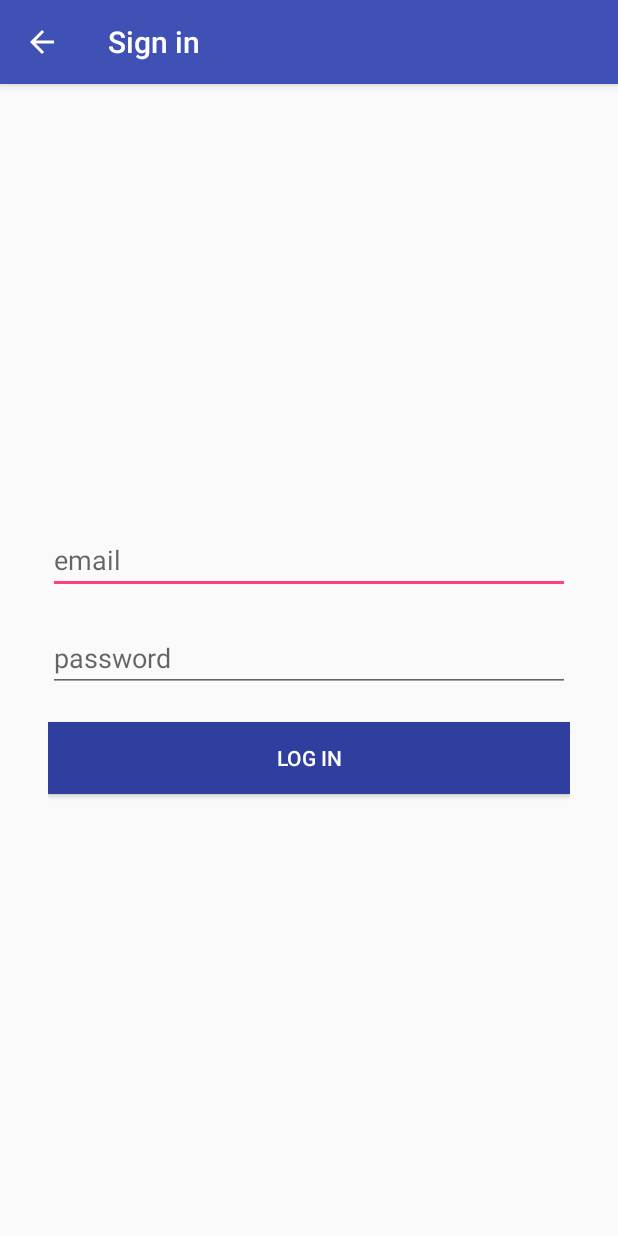
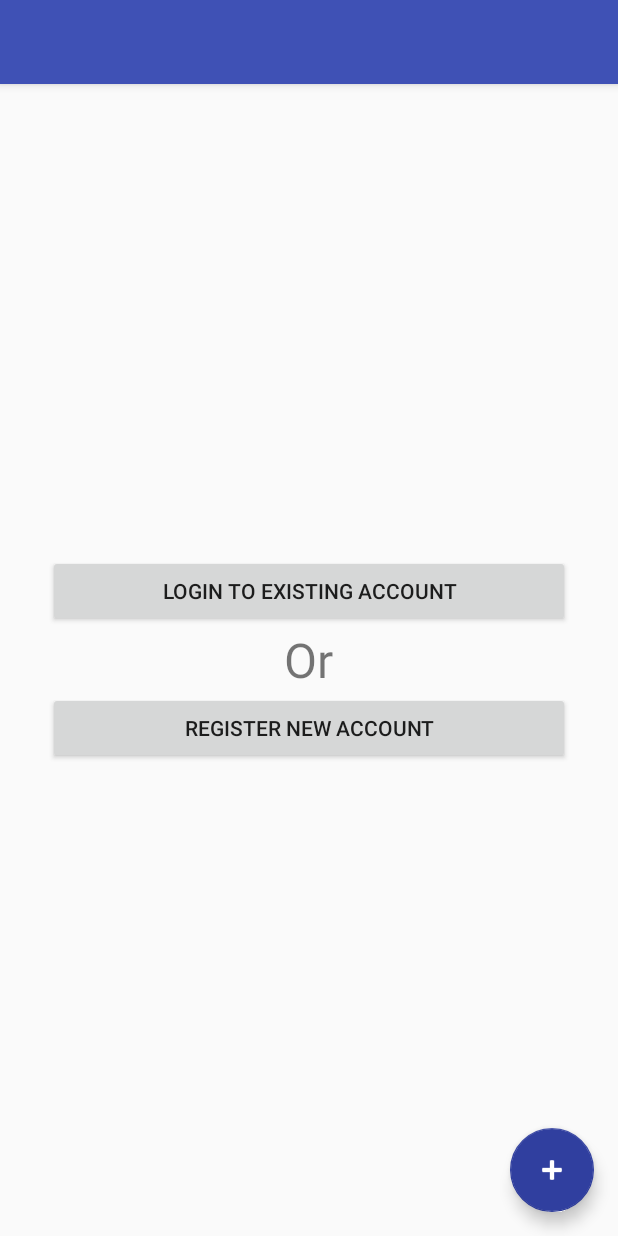
Before and after one commit to Tupperman/tupperman-android, an Android app: the screen it shows after launch (AccountManagementActivity before the commit, MainActivity after it), on a phone screen of 412 x 824 dp. Run offline under Robolectric (Android 15) with nearby library versions, the light colour scheme and no system bars; our stand-ins replace Volley; libraries missing offline, so code that uses them is left out: com.activeandroid, com.activeandroid.query; 3 statements that could not run were skipped.

Commit message:
Add registration fragment

```diff
--- a/Tupperman/app/src/main/java/ch/tupperman/tupperman/MainActivity.java
+++ b/Tupperman/app/src/main/java/ch/tupperman/tupperman/MainActivity.java
@@ -40,6 +40,7 @@ import ch.tupperman.tupperman.models.TupperFactory;
 import ch.tupperman.tupperman.service.TupperReceiver;
 import ch.tupperman.tupperman.service.TupperService;
 import layout.DetailFragment;
+import layout.NoUserFragment;
 import layout.SettingsFragment;
 import layout.TupperFragment;
 
@@ -48,7 +49,8 @@ public class MainActivity extends AppCompatActivity implements NavigationView.On
         TupperFragment.OnListFragmentInteractionListener,
         SettingsFragment.OnFragmentInteractionListener,
         DetailFragment.OnFragmentInteractionListener,
-        SearchView.OnQueryTextListener {
+        SearchView.OnQueryTextListener,
+        NoUserFragment.InteractionListener {
 
     private Intent mServiceIntent;
     private TupperReceiver mTupperReceiver;
@@ -77,10 +79,18 @@ public class MainActivity extends AppCompatActivity implements NavigationView.On
 
         mFragmentManager = getSupportFragmentManager();
         if(mAuthToken == null) {
-            startLoginActivity();
+            setNoUserFragment();
         } else {
             initialize();
         }
+    }
+
+    private void setNoUserFragment() {
+        NoUserFragment fragment = new NoUserFragment();
+        FragmentTransaction fragmentTransaction = mFragmentManager.beginTransaction();
+        fragmentTransaction.replace(R.id.content_main, fragment);
+        fragmentTransaction.addToBackStack(null);
+        fragmentTransaction.commit();
     }
 
     private void initialize() {
@@ -121,6 +131,13 @@ public class MainActivity extends AppCompatActivity implements NavigationView.On
 
     private void startLoginActivity() {
         final Constants.RequestCode requestType = Constants.RequestCode.LOGIN;
+        Intent loginIntent = new Intent(this, AccountManagementActivity.class);
+        loginIntent.putExtra(getString(R.string.extra_account_management_request_type), requestType);
+        startActivityForResult(loginIntent, requestType.getValue());
+    }
+
+    private void startRegistrationActivity() {
+        final Constants.RequestCode requestType = Constants.RequestCode.REGISTER;
         Intent loginIntent = new Intent(this, AccountManagementActivity.class);
         loginIntent.putExtra(getString(R.string.extra_account_management_request_type), requestType);
         startActivityForResult(loginIntent, requestType.getValue());
@@ -312,9 +329,17 @@ public class MainActivity extends AppCompatActivity implements NavigationView.On
     @Override
     protected void onActivityResult(int requestCode, int resultCode, Intent data) {
         super.onActivityResult(requestCode, resultCode, data);
+        updateAuthenticationToken();
+        initialize();
+    }
 
-        if(requestCode == Constants.RequestCode.LOGIN.getValue()) {
-            updateAuthenticationToken();
-        }
+    @Override
+    public void onClickLogin() {
+        startLoginActivity();
+    }
+
+    @Override
+    public void onClickRegister() {
+        startRegistrationActivity();
     }
 }
--- /dev/null
+++ b/Tupperman/app/src/main/java/ch/tupperman/tupperman/data/callbacks/RegisterCallback.java
@@ -0,0 +1,6 @@
+package ch.tupperman.tupperman.data.callbacks;
+
+public interface RegisterCallback {
+    void registerSuccess(String token);
+    void registerError(String message);
+}
--- a/Tupperman/app/src/main/java/layout/DetailFragment.java
+++ b/Tupperman/app/src/main/java/layout/DetailFragment.java
@@ -90,7 +90,7 @@ public class DetailFragment extends Fragment implements DatePickerFragment.OnDat
             mListener = (OnFragmentInteractionListener) context;
         } else {
             throw new RuntimeException(context.toString()
-                    + " must implement OnFragmentInteractionListener");
+                    + " must implement InteractionListener");
         }
     }
 
--- /dev/null
+++ b/Tupperman/app/src/main/java/layout/NoUserFragment.java
@@ -0,0 +1,58 @@
+package layout;
+
+import android.content.Context;
+import android.net.Uri;
+import android.os.Bundle;
+import android.support.v4.app.Fragment;
+import android.view.LayoutInflater;
+import android.view.View;
+import android.view.ViewGroup;
+import android.widget.Button;
+
+import ch.tupperman.tupperman.R;
+
+public class NoUserFragment extends Fragment implements View.OnClickListener {
+
+    private Button mLoginButton;
+    private Button mRegisterButton;
+    private InteractionListener mListener;
+
+    @Override
+    public View onCreateView(LayoutInflater inflater, ViewGroup container,
+                             Bundle savedInstanceState) {
+        View view = inflater.inflate(R.layout.fragment_no_user, container, false);
+        mLoginButton = (Button) view.findViewById(R.id.button_login_existing_user);
+        mLoginButton.setOnClickListener(this);
+        mRegisterButton = (Button) view.findViewById(R.id.button_register_new_user);
+        mRegisterButton.setOnClickListener(this);
+        return view;
+    }
+
+    @Override
+    public void onAttach(Context context) {
+        super.onAttach(context);
+        if (context instanceof InteractionListener) {
+            mListener = (InteractionListener) context;
+        }
+    }
+
+    @Override
+    public void onDetach() {
+        super.onDetach();
+        mListener = null;
+    }
+
+    @Override
+    public void onClick(View view) {
+        if (view.equals(mLoginButton)) {
+            mListener.onClickLogin();
+        } else {
+            mListener.onClickRegister();
+        }
+    }
+
+    public interface InteractionListener {
+        void onClickLogin();
+        void onClickRegister();
+    }
+}
--- a/Tupperman/app/src/main/java/layout/SettingsFragment.java
+++ b/Tupperman/app/src/main/java/layout/SettingsFragment.java
@@ -53,7 +53,7 @@ public class SettingsFragment extends Fragment {
             mListener = (OnFragmentInteractionListener) context;
         } else {
             throw new RuntimeException(context.toString()
-                    + " must implement OnFragmentInteractionListener");
+                    + " must implement InteractionListener");
         }
     }
 
--- /dev/null
+++ b/Tupperman/app/src/main/res/layout/fragment_no_user.xml
@@ -0,0 +1,31 @@
+<LinearLayout xmlns:android="http://schemas.android.com/apk/res/android"
+    xmlns:tools="http://schemas.android.com/tools"
+    android:layout_width="match_parent"
+    android:layout_height="match_parent"
+    android:gravity="center"
+    android:orientation="vertical"
+    android:paddingBottom="@dimen/activity_vertical_margin"
+    android:paddingLeft="@dimen/activity_horizontal_margin"
+    android:paddingRight="@dimen/activity_horizontal_margin"
+    android:paddingTop="@dimen/activity_vertical_margin"
+    tools:context=".MainActivity">
+
+    <Button
+        android:layout_width="match_parent"
+        android:layout_height="wrap_content"
+        android:id="@+id/button_login_existing_user"
+        android:text="@string/button_login_user"/>
+
+    <TextView
+        android:layout_width="wrap_content"
+        android:layout_height="wrap_content"
+        android:textSize="32dp"
+        android:text="@string/or"/>
+
+    <Button
+        android:layout_width="match_parent"
+        android:layout_height="wrap_content"
+        android:id="@+id/button_register_new_user"
+        android:text="@string/button_register_user"/>
+
+</LinearLayout>
--- a/Tupperman/app/src/main/res/values/strings.xml
+++ b/Tupperman/app/src/main/res/values/strings.xml
@@ -29,11 +29,17 @@
 
     <!-- Toasts -->
     <string name="toast_login_failed">Login failed</string>
+    <string name="toast_registration_failed">Registration failed</string>
 
     <!-- Preferences -->
     <string name="preferences_file_id">ch.tupperman.tupperman.preferences</string>
     <string name="preferences_key_auth_token">authToken</string>
     <string name="preferences_key_email">email</string>
     <string name="preferences_key_password">password</string>
+    <string name="do_register">Register</string>
+    <string name="no_user">No logged-in user</string>
+    <string name="button_login_user">Login to existing account</string>
+    <string name="or">Or</string>
+    <string name="button_register_user">Register new account</string>
 
 </resources>
```
Also changed, not shown: Tupperman/app/src/main/java/ch/tupperman/tupperman/AccountManagementActivity.java (+53 -22 lines), Tupperman/app/src/main/java/ch/tupperman/tupperman/data/ServerCall.java (+24 -0 lines), Tupperman/app/src/main/java/layout/RegisterFragment.java (added, +66 -0 lines), Tupperman/app/src/main/res/layout/fragment_register.xml (added, +42 -0 lines).
